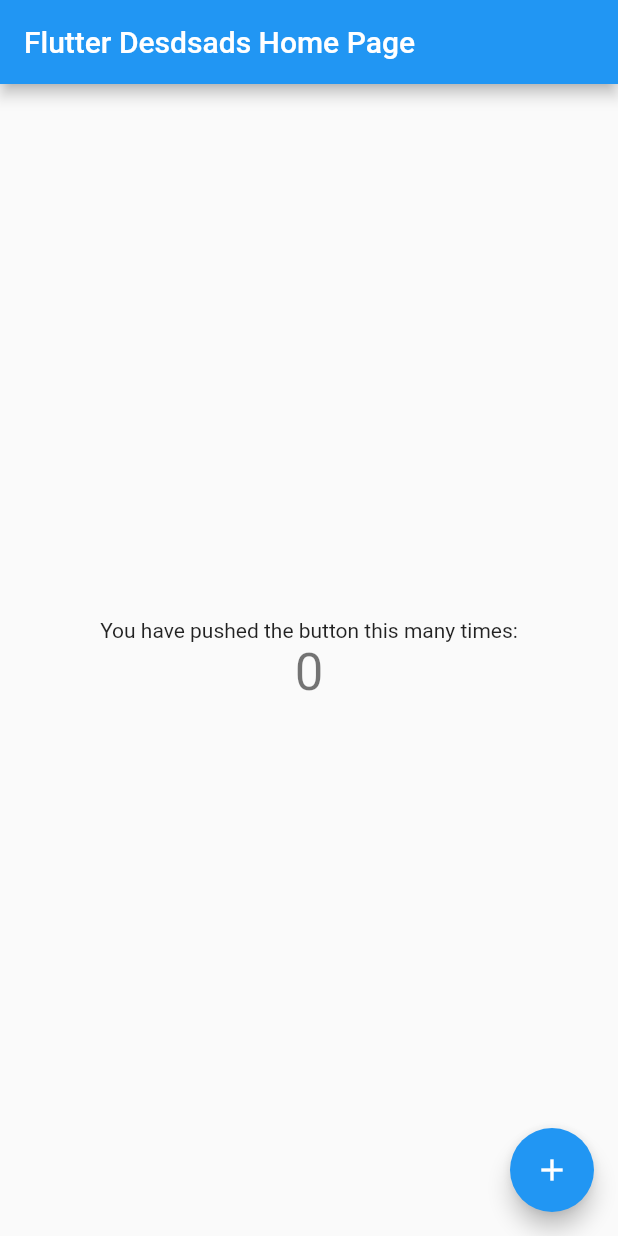
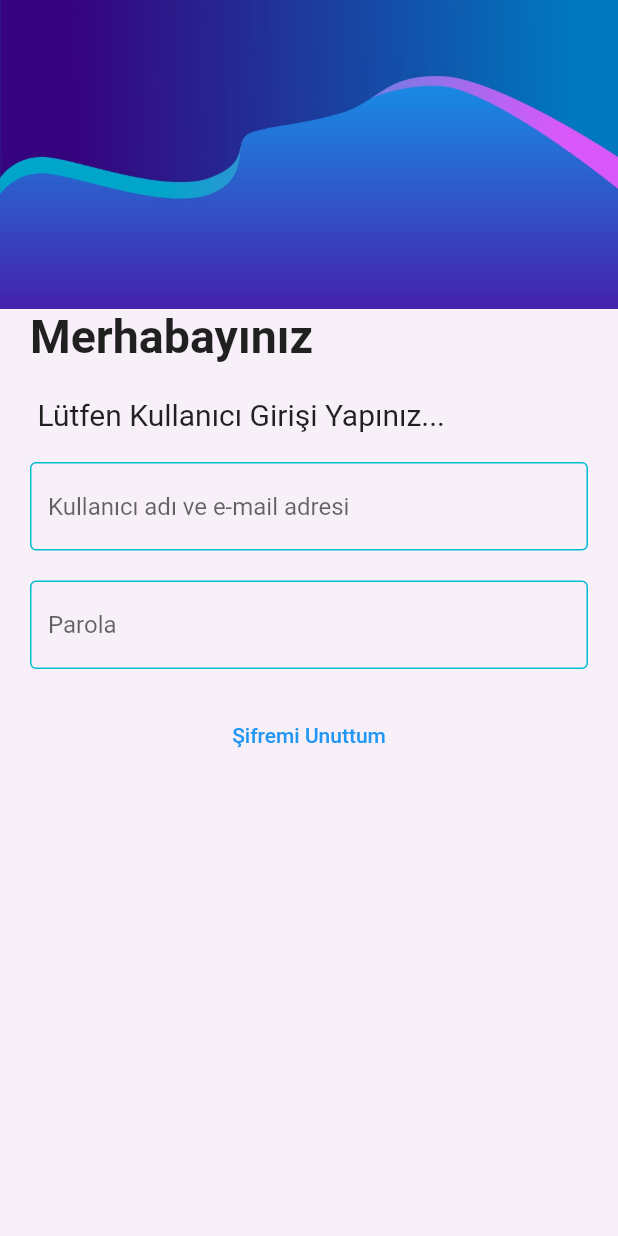
Before and after one commit to ysnzdnn/flutterSSS, a Flutter app: the screen it shows after launch, on a phone screen of 412 x 824 dp. Run offline on Flutter 3.47's test engine with Material 2 defaults, Android fonts, the phone set to English and light mode, and no system bars; our stand-ins replace firebase_core; accounts and stored records are empty.

Commit message:
login page ui username password and images added

```diff
--- /dev/null
+++ b/food/lib/login_page.dart
@@ -0,0 +1,76 @@
+import 'package:flutter/material.dart';
+
+class LoginPage extends StatefulWidget {
+  const LoginPage({super.key});
+
+  @override
+  State<LoginPage> createState() => _LoginPageState();
+}
+
+class _LoginPageState extends State<LoginPage> {
+  @override
+  Widget build(BuildContext context) {
+    var height = MediaQuery.of(context).size.height;
+    return Scaffold(
+      backgroundColor: Color.fromARGB(225, 246, 238, 247),
+      body: Center(
+        child: Column(
+          children: [
+            Container(
+              height: height * .25,
+              decoration: BoxDecoration(
+                image: DecorationImage(
+                  fit: BoxFit.cover,
+                  image: AssetImage("assets/images/loginpagebg.jpg"),
+                ),
+              ),
+            ),
+            Padding(
+              padding: const EdgeInsets.symmetric(horizontal: 20),
+              child: Column(
+                crossAxisAlignment: CrossAxisAlignment.start,
+                children: [
+                  Text(
+                    "Merhabayınız",
+                    style: TextStyle(
+                      fontSize: 31,
+                      fontWeight: FontWeight.bold,
+                    ),
+                  ),
+                   Text(
+                    " \n Lütfen Kullanıcı Girişi Yapınız... ",
+                    style: TextStyle(
+                      fontSize: 20,
+                      fontWeight: FontWeight.w400
+                    ),
+                  ),
+                  customSizedBox(),
+                  TextField(
+                      decoration: customInputDecoration(
+                          "Kullanıcı adı ve e-mail adresi")),
+                          customSizedBox(),
+                  TextField(decoration: customInputDecoration("Parola")),
+                  customSizedBox(),
+                  Center(child: TextButton(onPressed: (){}, child: Text("Şifremi Unuttum"))),
+                ],
+              ),
+            ),
+          ],
+        ),
+      ),
+    );
+  }
+
+  Widget customSizedBox() => SizedBox(
+        height: 20,
+      );
+
+  InputDecoration customInputDecoration(String hintText) {
+    return InputDecoration(
+        hintText: hintText,
+        enabledBorder:
+            OutlineInputBorder(borderSide: BorderSide(color: Colors.cyan)),
+        focusedBorder:
+            UnderlineInputBorder(borderSide: BorderSide(color: Colors.purple)));
+  }
+}
--- a/food/lib/main.dart
+++ b/food/lib/main.dart
@@ -1,121 +1,16 @@
 import 'package:flutter/material.dart';
-import 'package:firebase_core/firebase_core.dart';
-import 'firebase_options.dart';
+import 'package:food/login_page.dart';
 
-void main() async {
-  WidgetsFlutterBinding.ensureInitialized();
-  await Firebase.initializeApp(
-    options: DefaultFirebaseOptions.currentPlatform,
-  );
-  runApp(MyApp());
-}
+void main() => runApp(MyApp());
 
 class MyApp extends StatelessWidget {
   const MyApp({super.key});
 
-  // This widget is the root of your application.
   @override
   Widget build(BuildContext context) {
     return MaterialApp(
-      title: 'Flutterss',
-      theme: ThemeData(
-        // This is the theme of your application.
-        //
-        // Try running your application with "flutter run". You'll see the
-        // application has a blue toolbar. Then, without quitting the app, try
-        // changing the primarySwatch below to Colors.green and then invoke
-        // "hot reload" (press "r" in the console where you ran "flutter run",
-        // or simply save your changes to "hot reload" in a Flutter IDE).
-        // Notice that the counter didn't reset back to zero; the application
-        // is not restarted.
-        primarySwatch: Colors.blue,
-      ),
-      home: const MyHomePage(title: 'Flutter Desdsads Home Page'),
+      debugShowCheckedModeBanner: false,
+      home: LoginPage(),
     );
   }
 }
-
-class MyHomePage extends StatefulWidget {
-  const MyHomePage({super.key, required this.title});
-
-  // This widget is the home page of your application. It is stateful, meaning
-  // that it has a State object (defined below) that contains fields that affect
-  // how it looks.
-
-  // This class is the configuration for the state. It holds the values (in this
-  // case the title) provided by the parent (in this case the App widget) and
-  // used by the build method of the State. Fields in a Widget subclass are
-  // always marked "final".
-
-  final String title;
-
-  @override
-  State<MyHomePage> createState() => _MyHomePageState();
-}
-
-class _MyHomePageState extends State<MyHomePage> {
-  int _counter = 0;
-
-  void _incrementCounter() {
-    setState(() {
-      // This call to setState tells the Flutter framework that something has
-      // changed in this State, which causes it to rerun the build method below
-      // so that the display can reflect the updated values. If we changed
-      // _counter without calling setState(), then the build method would not be
-      // called again, and so nothing would appear to happen.
-      _counter++;
-    });
-  }
-
-  @override
-  Widget build(BuildContext context) {
-    // This method is rerun every time setState is called, for instance as done
-    // by the _incrementCounter method above.
-    //
-    // The Flutter framework has been optimized to make rerunning build methods
-    // fast, so that you can just rebuild anything that needs updating rather
-    // than having to individually change instances of widgets.
-    return Scaffold(
-      appBar: AppBar(
-        // Here we take the value from the MyHomePage object that was created by
-        // the App.build method, and use it to set our appbar title.
-        title: Text(widget.title),
-      ),
-      body: Center(
-        // Center is a layout widget. It takes a single child and positions it
-        // in the middle of the parent.
-        child: Column(
-          // Column is also a layout widget. It takes a list of children and
-          // arranges them vertically. By default, it sizes itself to fit its
-          // children horizontally, and tries to be as tall as its parent.
-          //
-          // Invoke "debug painting" (press "p" in the console, choose the
-          // "Toggle Debug Paint" action from the Flutter Inspector in Android
-          // Studio, or the "Toggle Debug Paint" command in Visual Studio Code)
-          // to see the wireframe for each widget.
-          //
-          // Column has various properties to control how it sizes itself and
-          // how it positions its children. Here we use mainAxisAlignment to
-          // center the children vertically; the main axis here is the vertical
-          // axis because Columns are vertical (the cross axis would be
-          // horizontal).
-          mainAxisAlignment: MainAxisAlignment.center,
-          children: <Widget>[
-            const Text(
-              'You have pushed the button this many times:',
-            ),
-            Text(
-              '$_counter',
-              style: Theme.of(context).textTheme.headlineMedium,
-            ),
-          ],
-        ),
-      ),
-      floatingActionButton: FloatingActionButton(
-        onPressed: _incrementCounter,
-        tooltip: 'Increment',
-        child: const Icon(Icons.add),
-      ), // This trailing comma makes auto-formatting nicer for build methods.
-    );
-  }
-}
--- a/food/pubspec.yaml
+++ b/food/pubspec.yaml
@@ -60,8 +60,8 @@ flutter:
   uses-material-design: true
 
   # To add assets to your application, add an assets section, like this:
-  # assets:
-  #   - images/a_dot_burr.jpeg
+  assets:
+    - assets/images/
   #   - images/a_dot_ham.jpeg
 
   # An image asset can refer to one or more resolution-specific "variants", see
```
Also changed, not shown: food/assets/images/White-cloud-minimalistic-wallpapers.png (added), food/assets/images/logincharpng.png (added), food/assets/images/loginpagebg.jpg (added).
